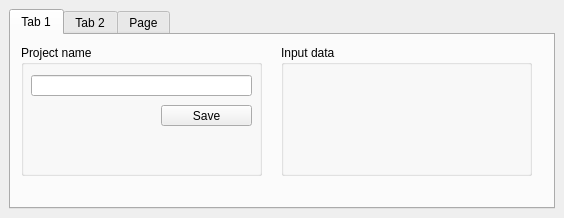
Qt form PASCAL/PASCAL_dockwidget_base.ui (SimonGriffioen/GEO1005) before a commit.
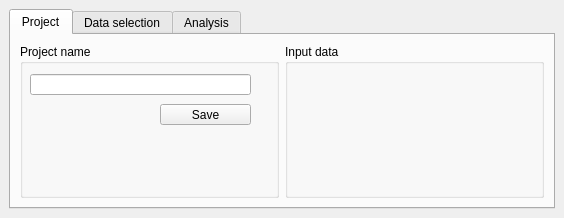
The same form after that commit.

The edit to the form file:
```diff
--- a/PASCAL/PASCAL_dockwidget_base.ui
+++ b/PASCAL/PASCAL_dockwidget_base.ui
@@ -22,17 +22,11 @@
       </property>
       <widget class="QWidget" name="Project">
        <attribute name="title">
-        <string>Tab 1</string>
+        <string>Project</string>
        </attribute>
+       <layout class="QGridLayout" name="gridLayout_2">
+        <item row="0" column="0">
        <widget class="QGroupBox" name="groupBox">
-        <property name="geometry">
-         <rect>
-          <x>10</x>
-          <y>10</y>
-          <width>241</width>
-          <height>131</height>
-         </rect>
-        </property>
         <property name="title">
          <string>Project name</string>
         </property>
@@ -60,23 +54,19 @@
          </property>
         </widget>
        </widget>
+        </item>
+        <item row="0" column="1">
        <widget class="QGroupBox" name="groupBox_2">
-        <property name="geometry">
-         <rect>
-          <x>270</x>
-          <y>10</y>
-          <width>251</width>
-          <height>131</height>
-         </rect>
-        </property>
         <property name="title">
          <string>Input data</string>
         </property>
        </widget>
+        </item>
+       </layout>
       </widget>
       <widget class="QWidget" name="Data">
        <attribute name="title">
-        <string>Tab 2</string>
+        <string>Data selection</string>
        </attribute>
        <widget class="QTreeView" name="treeView">
         <property name="geometry">
@@ -130,7 +120,7 @@
       </widget>
       <widget class="QWidget" name="Analysis">
        <attribute name="title">
-        <string>Page</string>
+        <string>Analysis</string>
        </attribute>
        <widget class="QDoubleSpinBox" name="doubleSpinBox">
         <property name="geometry">
```
Left out of the diff: 2 changed lines with no effect on the pictures. Lines whose indentation alone changed are shown as unchanged.
